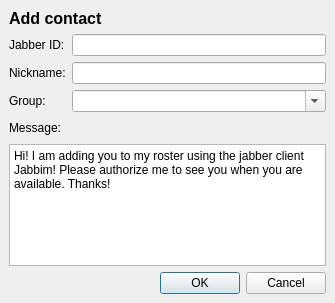
First picture: the form in widgets/addcontact.ui, repository xmpp-graveyard/jabbim, before the edit.
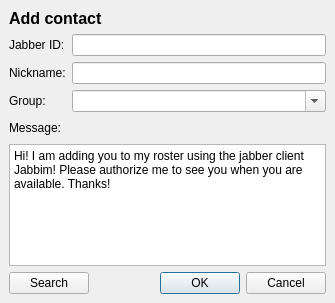
Second picture: the form after the edit.

Commit message: added icons to the buttons

```diff
--- a/widgets/addcontact.ui
+++ b/widgets/addcontact.ui
@@ -19,32 +19,6 @@
    <property name="spacing" >
     <number>6</number>
    </property>
-   <item row="4" column="0" >
-    <widget class="QDialogButtonBox" name="buttonBox" >
-     <property name="orientation" >
-      <enum>Qt::Horizontal</enum>
-     </property>
-     <property name="standardButtons" >
-      <set>QDialogButtonBox::Cancel|QDialogButtonBox::NoButton|QDialogButtonBox::Ok</set>
-     </property>
-     <property name="centerButtons" >
-      <bool>false</bool>
-     </property>
-    </widget>
-   </item>
-   <item row="3" column="0" >
-    <spacer>
-     <property name="orientation" >
-      <enum>Qt::Vertical</enum>
-     </property>
-     <property name="sizeHint" >
-      <size>
-       <width>313</width>
-       <height>16</height>
-      </size>
-     </property>
-    </spacer>
-   </item>
    <item row="1" column="0" >
     <layout class="QHBoxLayout" >
      <property name="margin" >
@@ -153,7 +127,7 @@
        <property name="orientation" >
         <enum>Qt::Horizontal</enum>
        </property>
-       <property name="sizeHint" >
+       <property name="sizeHint" stdset="0" >
         <size>
          <width>191</width>
          <height>20</height>
@@ -163,6 +137,46 @@
      </item>
     </layout>
    </item>
+   <item row="3" column="0" >
+    <spacer>
+     <property name="orientation" >
+      <enum>Qt::Vertical</enum>
+     </property>
+     <property name="sizeHint" stdset="0" >
+      <size>
+       <width>314</width>
+       <height>13</height>
+      </size>
+     </property>
+    </spacer>
+   </item>
+   <item row="4" column="0" >
+    <layout class="QGridLayout" name="gridLayout_3" >
+     <property name="spacing" >
+      <number>6</number>
+     </property>
+     <item row="0" column="1" >
+      <widget class="QDialogButtonBox" name="buttonBox" >
+       <property name="orientation" >
+        <enum>Qt::Horizontal</enum>
+       </property>
+       <property name="standardButtons" >
+        <set>QDialogButtonBox::Cancel|QDialogButtonBox::Ok</set>
+       </property>
+       <property name="centerButtons" >
+        <bool>false</bool>
+       </property>
+      </widget>
+     </item>
+     <item row="0" column="0" >
+      <widget class="QPushButton" name="search_user" >
+       <property name="text" >
+        <string>Search</string>
+       </property>
+      </widget>
+     </item>
+    </layout>
+   </item>
    <item row="0" column="0" >
     <widget class="QLabel" name="addContact_headerLabel" >
      <property name="text" >
```
Left out of the diff: 25 changed lines with no effect on the pictures. The commit also changes 8 other files.
